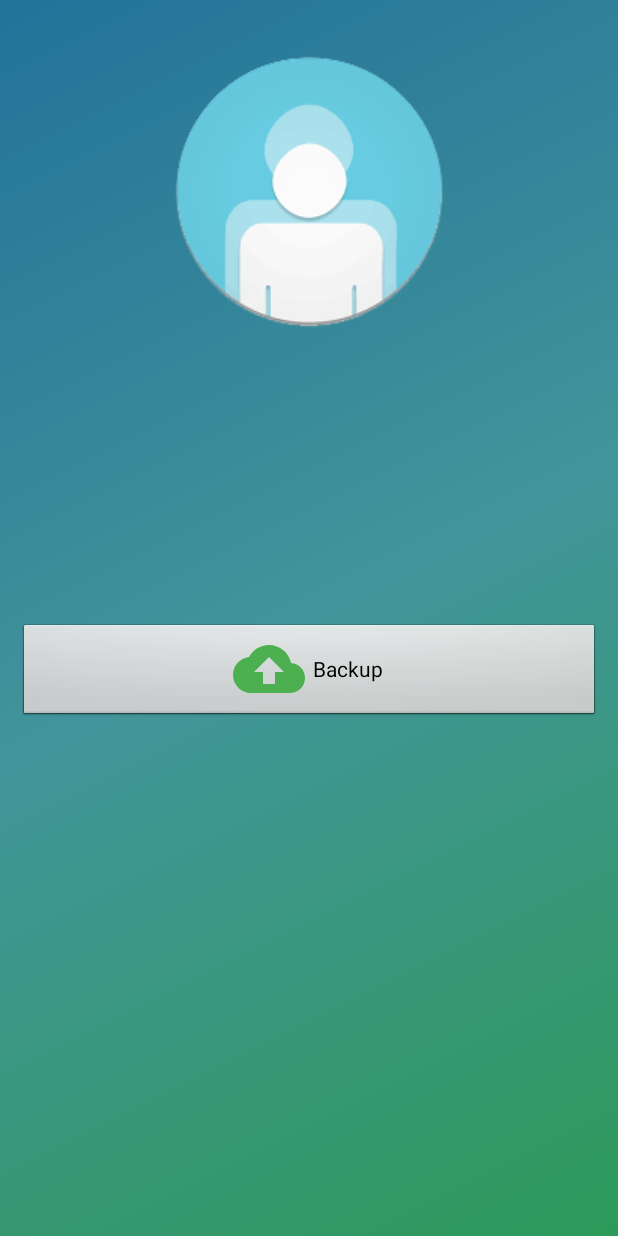
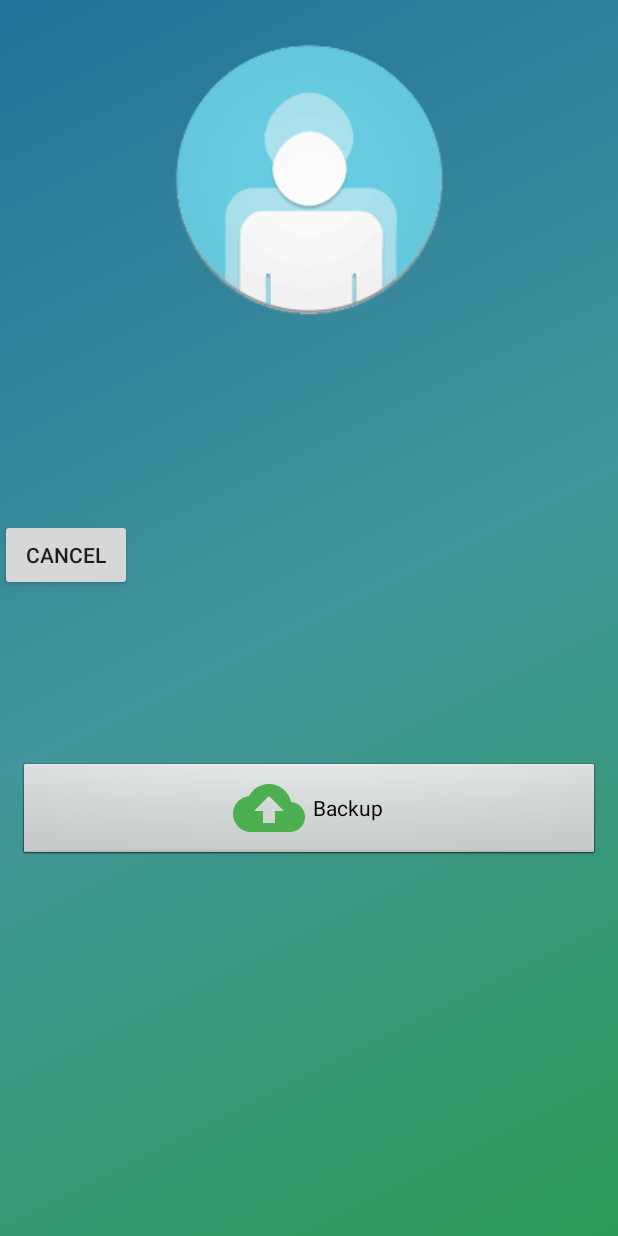
Before and after one commit to macobse/contacts-uploader, an Android app: the layout contact_list_item.xml on its own in the app's theme, with its tools: preview values and no code run, on a phone screen of 412 x 824 dp. Run offline under Robolectric (Android 15) with nearby library versions, the phone set to English and light mode, and no system bars.

Commit message:
All contacts layout contact_list_item updated

```diff
--- a/AndroidStudioProjects/ContactsUploader/app/src/main/res/layout/contact_list_item.xml
+++ b/AndroidStudioProjects/ContactsUploader/app/src/main/res/layout/contact_list_item.xml
@@ -16,6 +16,7 @@
 -->
 <LinearLayout xmlns:android="http://schemas.android.com/apk/res/android"
     xmlns:tools="http://schemas.android.com/tools"
+    xmlns:ads="http://schemas.android.com/apk/res-auto"
     android:layout_width="match_parent"
     android:layout_height="match_parent"
     android:orientation="vertical"
@@ -26,16 +27,21 @@
       android:id="@+id/image"
     android:layout_width="match_parent"
     android:layout_height="wrap_content"
-      android:layout_margin="16dp"
+      android:layout_margin="8dp"
       android:src="@drawable/contact"
       android:cropToPadding="true"/>
 
   <TextView
       android:id="@+id/text1"
-        android:layout_width="wrap_content"
+      android:layout_width="289dp"
       android:layout_height="wrap_content"
-        android:layout_margin="22dp"
+      android:layout_marginLeft="22dp"
+      android:layout_marginRight="22dp"
       android:textSize="24sp"
+
+      android:textAlignment="gravity"
+      android:layout_below="@id/image"
+      android:textColor="@color/white"
       android:layout_alignBottom="@id/image"/>
 
   <ProgressBar
@@ -45,16 +51,67 @@
         android:layout_height="wrap_content"
         android:maxHeight="18dip"
         android:minHeight="25dip"
+        android:layout_below="@id/text1"
         android:visibility="invisible"
-        android:layout_margin="22dp">
+        android:layout_marginLeft="12dp"
+        android:layout_marginRight="12dp"
+
+      >
     </ProgressBar>
+
+  <TextView
+      android:id="@+id/txt1"
+      android:layout_width="wrap_content"
+      android:layout_height="wrap_content"
+      android:layout_marginLeft="12dp"
+      android:layout_marginTop="22dp"
+      android:textSize="18sp"
+      android:textColor="@color/white"
+      android:visibility="invisible"
+      android:layout_below="@id/progressBar"
+      />
+
+  <Button
+      android:id="@+id/btnCancel"
+      android:layout_width="wrap_content"
+      android:layout_height="wrap_content"
+      android:onClick="onclick"
+      android:text="cancel">
+  </Button>
+
+  <LinearLayout
+      android:id="@+id/image_ok"
+      style="@android:style/Widget.Button"
+      android:layout_width="match_parent"
+      android:layout_height="wrap_content"
+      android:layout_marginLeft="12dp"
+      android:layout_marginRight="12dp"
+      android:gravity="center"
+      android:onClick="home"
+      android:visibility="invisible"
+      >
+    <ImageView
+        android:id="@+id/imgButtonok"
+        android:layout_width="wrap_content"
+        android:layout_height="wrap_content"
+        android:layout_marginRight="5dp"
+        android:src="@drawable/ic_beenhere_green_24dp" />
+
+    <TextView
+        android:id="@+id/image_button_ok_text"
+        android:layout_width="wrap_content"
+        android:layout_height="wrap_content"
+        android:textColor="@android:color/black"
+        android:text="Ok" />
+  </LinearLayout>
   <LinearLayout
       android:id="@+id/image_button_2"
       style="@android:style/Widget.Button"
       android:layout_width="match_parent"
       android:layout_height="wrap_content"
-      android:layout_margin="12dp"
-      android:layout_marginBottom="8dp"
+      android:layout_marginLeft="12dp"
+      android:layout_marginRight="12dp"
+      android:layout_below="@id/txt1"
       android:gravity="center"
       android:onClick="submitContacts">
 
@@ -75,29 +132,12 @@
 
 
   </LinearLayout>
-  <LinearLayout
-      android:id="@+id/image_button_3"
-      style="@android:style/Widget.Button"
+  <com.google.android.gms.ads.AdView
+      android:id="@+id/adView"
       android:layout_width="match_parent"
       android:layout_height="wrap_content"
-      android:layout_margin="12dp"
-      android:layout_marginBottom="4dp"
-      android:gravity="center"
-      android:onClick="onCancelled"
-      android:visibility="invisible">
-    <ImageView
-        android:id="@+id/imgButton2"
-        android:layout_width="wrap_content"
-        android:layout_height="wrap_content"
-        android:layout_marginRight="5dp"
-        android:src="@drawable/ic_cancel_icon" />
-
-    <TextView
-        android:id="@+id/image_button_3_text"
-        android:layout_width="wrap_content"
-        android:layout_height="wrap_content"
-        android:textColor="@android:color/black"
-        android:text="Cancel" />
+      android:layout_alignParentBottom="true"
+      android:layout_alignParentLeft="true"
+      ads:adSize="BANNER"
+      ads:adUnitId="@string/banner_ad_unit_id"/>
 </LinearLayout>
-
-</LinearLayout>
```
Also changed, not shown: AndroidStudioProjects/ContactsUploader/app/src/main/res/layout/restore_contacts.xml (+46 -10 lines). Lines whose indentation alone changed are shown as unchanged.
